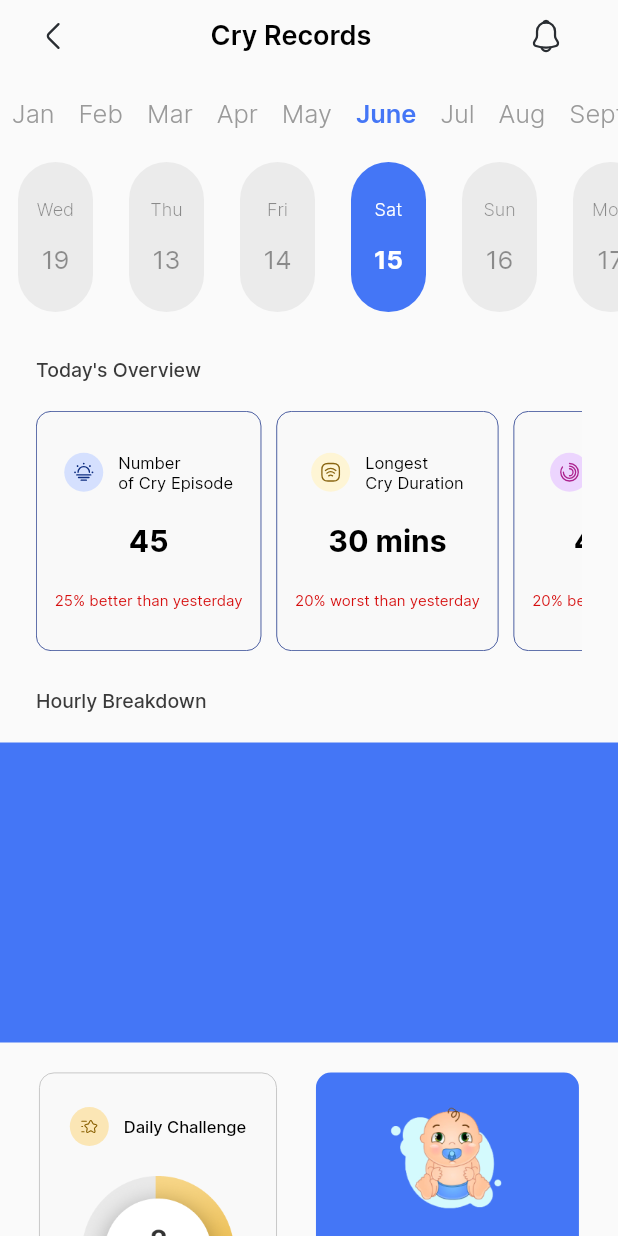
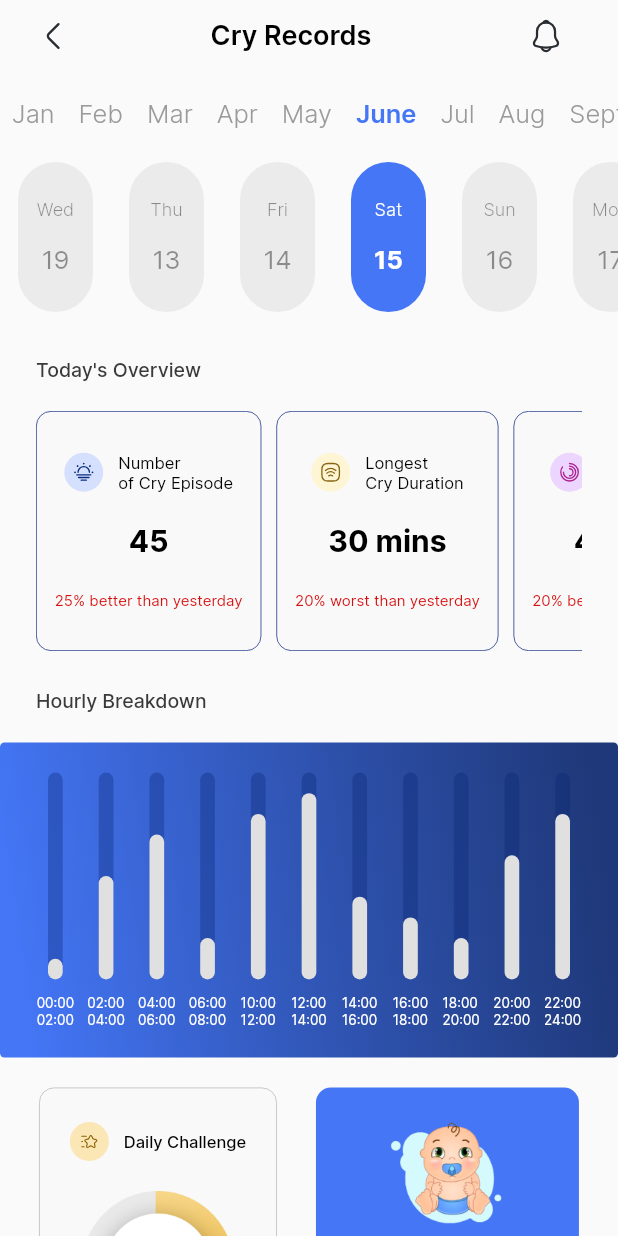
Before and after one commit to divincoder/ubenwa_val, a Flutter app: the HomeView screen opened by its route, on a phone screen of 412 x 824 dp. Run offline on Flutter 3.47's test engine with Material 2 defaults, Android fonts, the phone set to English and light mode, and no system bars; drawn by our look-alikes of flutter_animation_progress_bar; our stand-ins replace flutter_svg, stacked, stacked_services, stacked_shared.

Commit message:
- completed hourlyBreakdown widget and linked to HomeView, - Added plugin for linear progress

```diff
--- /dev/null
+++ b/lib/models/time_model.dart
@@ -0,0 +1,7 @@
+class TimeModel {
+  final String startTime;
+  final String endTime;
+  final double value;
+
+  TimeModel(this.startTime, this.endTime, this.value);
+}
--- a/lib/ui/common/app_colors.dart
+++ b/lib/ui/common/app_colors.dart
@@ -25,4 +25,8 @@ class AppColors {
   static const Color custard = Color(0xffFFBA18);
   static const Color alarmBtn = Color(0xff2250C5);
   static const Color dayBg = Color(0xffEBEBEB);
+  static List<Color> gradient = [
+    const Color(0xFF07236B).withOpacity(0.9),
+    const Color(0xFF4476F6)
+  ];
 }
--- a/lib/ui/views/home/home_viewmodel.dart
+++ b/lib/ui/views/home/home_viewmodel.dart
@@ -3,6 +3,7 @@ import 'package:mum_health/app/app.dialogs.dart';
 import 'package:mum_health/app/app.locator.dart';
 import 'package:mum_health/generated/l10n.dart';
 import 'package:mum_health/models/day_model.dart';
+import 'package:mum_health/models/time_model.dart';
 import 'package:stacked/stacked.dart';
 import 'package:stacked_services/stacked_services.dart';
 
@@ -11,7 +12,7 @@ class HomeViewModel extends BaseViewModel {
   final _bottomSheetService = locator<BottomSheetService>();
 
   var nextPredictedCry = "12:40 - 14:30";
-  var months = [
+  final months = [
     "Jan",
     "Feb",
     "Mar",
@@ -25,7 +26,7 @@ class HomeViewModel extends BaseViewModel {
     "Nov",
     "Dec"
   ];
-  var days = [
+  final days = [
     DayModel(day: "Wed", date: "19"),
     DayModel(day: "Thu", date: "13"),
     DayModel(day: "Fri", date: "14"),
@@ -40,6 +41,21 @@ class HomeViewModel extends BaseViewModel {
     DayModel(day: "Sun", date: "23"),
     DayModel(day: "Mon", date: "24"),
   ];
+
+  final timeModels = [
+    TimeModel("00:00", "02:00", 0.1),
+    TimeModel("02:00", "04:00", 0.5),
+    TimeModel("04:00", "06:00", 0.7),
+    TimeModel("06:00", "08:00", 0.2),
+    TimeModel("10:00", "12:00", 0.8),
+    TimeModel("12:00", "14:00", 0.9),
+    TimeModel("14:00", "16:00", 0.4),
+    TimeModel("16:00", "18:00", 0.3),
+    TimeModel("18:00", "20:00", 0.2),
+    TimeModel("20:00", "22:00", 0.6),
+    TimeModel("22:00", "24:00", 0.8),
+  ];
+
   late int _selectedMonthIndex;
   int get selectedMonthIndex => _selectedMonthIndex;
   set selectedMonthIndex(int value) {
@@ -53,6 +69,7 @@ class HomeViewModel extends BaseViewModel {
     _selectedDayIndex = value;
     notifyListeners();
   }
+
 
   onReady() {
     _selectedMonthIndex = 5;
--- a/lib/ui/views/home/widgets/hourly_breadown_widget.dart
+++ b/lib/ui/views/home/widgets/hourly_breadown_widget.dart
@@ -1,5 +1,7 @@
 import 'package:flutter/material.dart';
+import 'package:flutter_animation_progress_bar/flutter_animation_progress_bar.dart';
 import 'package:mum_health/generated/l10n.dart';
+import 'package:mum_health/models/time_model.dart';
 import 'package:mum_health/ui/common/app_colors.dart';
 import 'package:mum_health/ui/views/home/home_viewmodel.dart';
 import 'package:stacked/stacked.dart';
@@ -22,11 +24,60 @@ class HourlyBreakdownWidget extends ViewModelWidget<HomeViewModel> {
         ),
         const SizedBox(height: 20),
         Container(
-          color: AppColors.primary,
           width: double.maxFinite,
-          height: 200,
+          height: 210,
+          decoration: ShapeDecoration(
+            gradient: LinearGradient(
+              colors: AppColors.gradient,
+              begin: const Alignment(0.96, -0.29),
+              end: const Alignment(-0.96, 0.29),
+            ),
+            shape: RoundedRectangleBorder(
+              borderRadius: BorderRadius.circular(3),
+            ),
+          ),
+          child: Padding(
+            padding: const EdgeInsets.all(20),
+            child: Row(
+              children: [
+                ...viewModel.timeModels.map((e) => _linearTimeProgress(e))
+              ],
+            ),
+          ),
         ),
       ],
     );
   }
+
+  _linearTimeProgress(TimeModel timeModel) {
+    return Expanded(
+      child: Column(
+        children: [
+          Expanded(
+            child: Padding(
+                padding: const EdgeInsets.symmetric(horizontal: 12),
+                child: FAProgressBar(
+                  size: 10,
+                  currentValue: timeModel.value,
+                  maxValue: 1,
+                  direction: Axis.vertical,
+                  animatedDuration: const Duration(milliseconds: 600),
+                  verticalDirection: VerticalDirection.up,
+                  borderRadius: BorderRadius.circular(20.0),
+                  backgroundColor: const Color(0xff052370).withOpacity(0.33),
+                  progressColor: const Color(0xffE0E0E0),
+                )),
+          ),
+          const SizedBox(
+            height: 10,
+          ),
+          Text("${timeModel.startTime}\n${timeModel.endTime}",
+              style: const TextStyle(
+                  fontWeight: FontWeight.w400,
+                  fontSize: 9,
+                  color: Colors.white))
+        ],
+      ),
+    );
+  }
 }
--- a/pubspec.yaml
+++ b/pubspec.yaml
@@ -42,6 +42,7 @@ dependencies:
   flutter_svg:
   intl:
   intl_utils: ^2.8.5
+  flutter_animation_progress_bar: ^2.3.1
 
 dev_dependencies:
   flutter_test:
```
Also changed, not shown: pubspec.lock.
